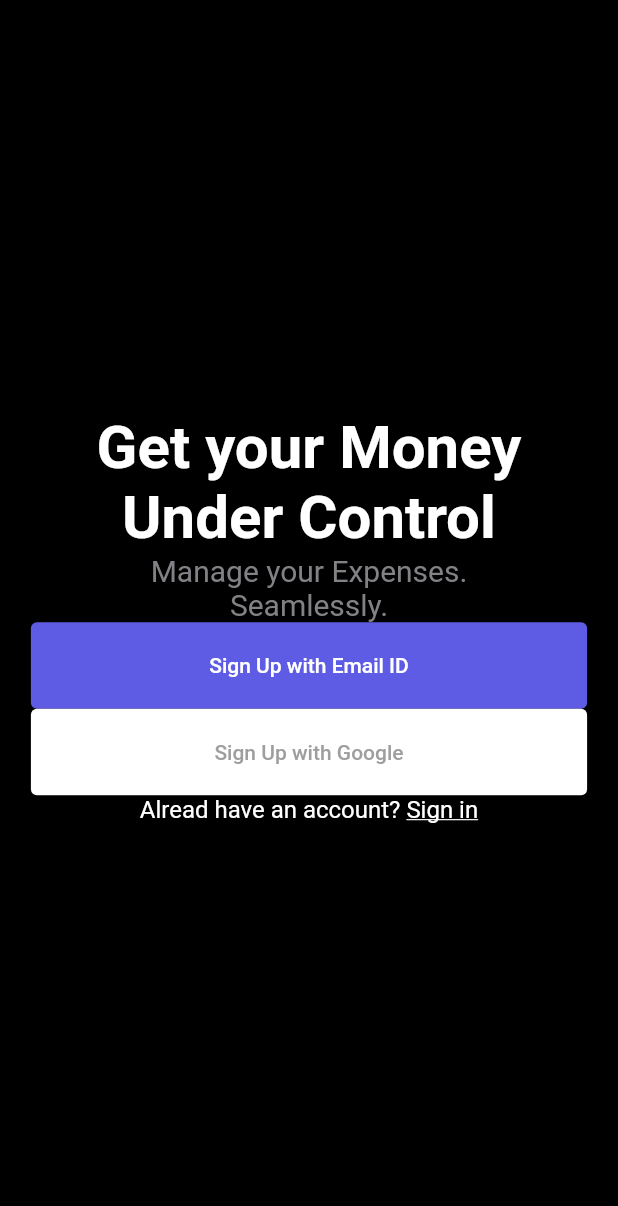
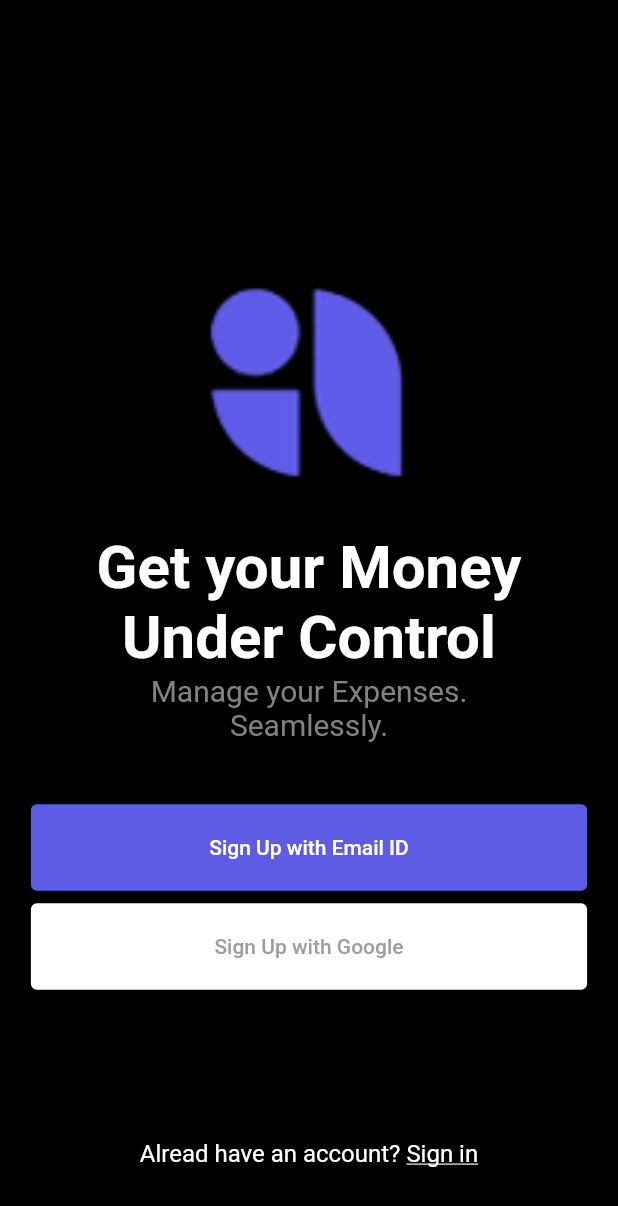
Before and after one commit to zanelladev/login_mockup, a Flutter app: the screen it shows after launch, on a phone screen of 412 x 824 dp. Shown: the top 1206 px of the screen. Run offline on Flutter 3.47's test engine with Material 2 defaults, Android fonts, the phone set to English and light mode, and no system bars.

Commit message:
spacing and add main icon

```diff
--- a/lib/main.dart
+++ b/lib/main.dart
@@ -34,6 +34,14 @@ class LoginPage extends StatelessWidget {
             mainAxisAlignment: MainAxisAlignment.center,
             crossAxisAlignment: CrossAxisAlignment.center,
             children: [
+              SizedBox(height: deviceInfo.size.height * 0.15),
+              SizedBox(
+                width: deviceInfo.size.width * 0.50,
+                child: Image.asset(
+                  'assets/images/main_icon.png',
+                  fit: BoxFit.fill,
+                ),
+              ),
               SizedBox(
                 width: deviceInfo.size.width * 0.75,
                 child: Text(
@@ -50,6 +58,7 @@ class LoginPage extends StatelessWidget {
                   textAlign: TextAlign.center,
                 ),
               ),
+              SizedBox(height: deviceInfo.size.height * 0.05),
               ElevatedButton(
                 style: ElevatedButton.styleFrom(
                   foregroundColor: Colors.white,
@@ -62,6 +71,7 @@ class LoginPage extends StatelessWidget {
                 onPressed: () {},
                 child: const Text('Sign Up with Email ID'),
               ),
+              SizedBox(height: deviceInfo.size.height * 0.01),
               ElevatedButton(
                 style: ElevatedButton.styleFrom(
                   foregroundColor: Colors.grey,
@@ -76,6 +86,7 @@ class LoginPage extends StatelessWidget {
                   'Sign Up with Google',
                 ),
               ),
+              const SizedBox(height: 100),
               SizedBox(
                 width: deviceInfo.size.width * 0.75,
                 child: Center(
```
Also changed, not shown: pubspec.yaml (+6 -71 lines), assets/images/google_icon.png (added), assets/images/main_icon.png (added), 1 other file.
